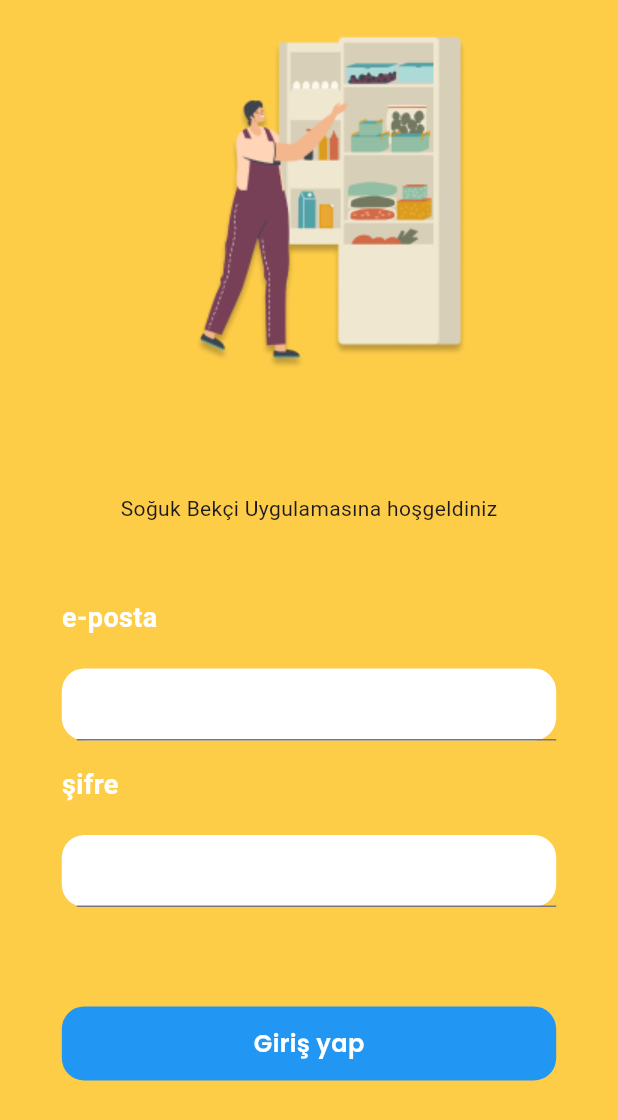
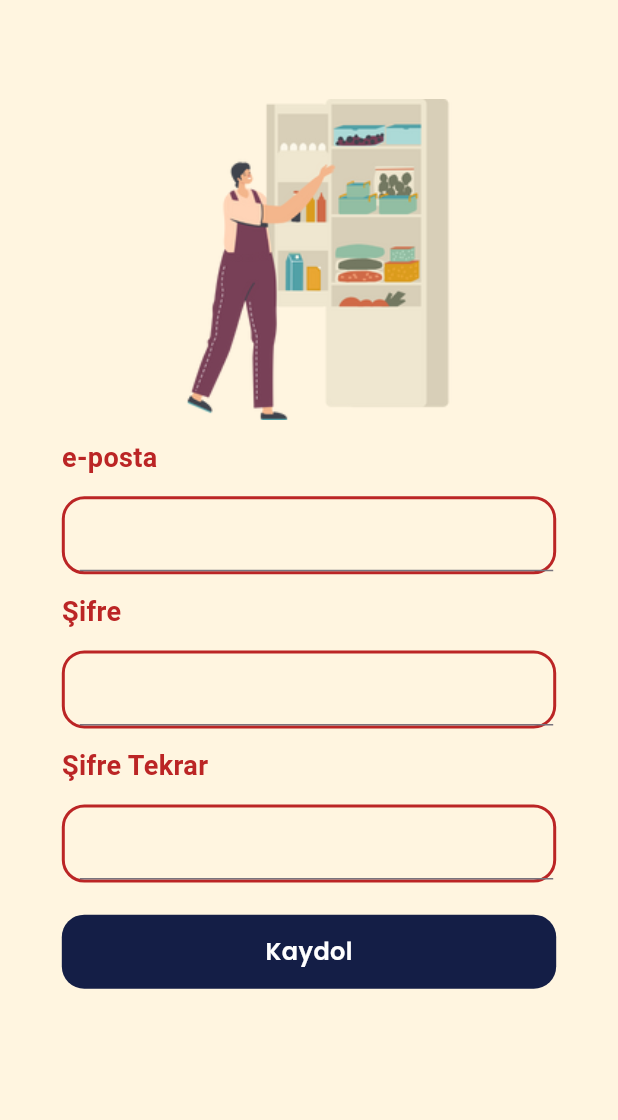
Before and after one commit to filizsenturk/fridge, a Flutter app: the screen it shows after launch, on a phone screen of 412 x 824 dp. Shown: the top 1120 px of the screen. Run offline on Flutter 3.47's test engine with Material 3 defaults, Android fonts, the phone set to English and light mode, and no system bars; our stand-ins replace google_fonts, sizer.

Commit message:
sign up screen added

```diff
--- a/lib/main.dart
+++ b/lib/main.dart
@@ -1,6 +1,7 @@
 import 'package:flutter/material.dart';
 import 'package:sizer/sizer.dart';
 import 'package:untitled7/screens/registration_screens/sign_in_screen/sign_in_screen.dart';
+import 'package:untitled7/screens/registration_screens/sign_up_screen/sign_up_screen.dart';
 
 void main() {
   runApp(const MyApp());
@@ -15,7 +16,7 @@ class MyApp extends StatelessWidget {
         builder: (context, orientation, screenType) {
         return MaterialApp(
           title: 'Flutter Demo',
-          home:SignInScreen()
+          home:SignUpScreen()
         );
       }
     );
--- /dev/null
+++ b/lib/screens/home_screen/home_screen.dart
@@ -0,0 +1,21 @@
+import 'package:flutter/material.dart';
+import 'package:sizer/sizer.dart';
+import 'package:untitled7/utils/app_colors.dart';
+
+class HomeScreen extends StatelessWidget {
+  const HomeScreen({super.key});
+
+  @override
+  Widget build(BuildContext context) {
+    return Scaffold(
+      backgroundColor: AppColors.backgroundColor,
+      body: Container(
+        width: 100.w,
+        height: 100.w,
+        child: Center(
+          child: Text("Home Screen"),
+        ),
+      ),
+    );
+  }
+}
--- a/lib/screens/registration_screens/sign_in_screen/sign_in_btn.dart
+++ b/lib/screens/registration_screens/sign_in_screen/sign_in_btn.dart
@@ -1,4 +1,5 @@
 import 'package:flutter/material.dart';
+import 'package:untitled7/screens/home_screen/home_screen.dart';
 import 'package:untitled7/widgets/custom_button.dart';
 import 'package:untitled7/widgets/custom_text.dart';
 
@@ -10,12 +11,13 @@ class SignInBtn extends StatefulWidget {
 }
 
 class _SignInBtnState extends State<SignInBtn> {
+  onSignInClicked(){
+    print("Sign In butonuna basıldı");
+    Navigator.push(context, MaterialPageRoute(builder: (context)=>HomeScreen()));
+  }
 
   @override
   Widget build(BuildContext context) {
-    Size size = MediaQuery.of(context).size;
-    double width = size.width;
-    double height = size.height;
-    return CustomButton(title: 'Giriş yap',);
+    return CustomButton(title: 'Giriş yap',onTap: onSignInClicked,);
   }
 }
--- a/lib/screens/registration_screens/sign_in_screen/sign_in_screen.dart
+++ b/lib/screens/registration_screens/sign_in_screen/sign_in_screen.dart
@@ -2,6 +2,7 @@ import 'package:flutter/material.dart';
 import 'package:untitled7/screens/registration_screens/sign_in_screen/sign_in_btn.dart';
 import 'package:untitled7/screens/registration_screens/sign_in_screen/sign_in_field.dart';
 import 'package:untitled7/screens/registration_screens/sign_in_screen/starter_text.dart';
+import 'package:untitled7/utils/app_colors.dart';
 
 class SignInScreen extends StatefulWidget {
    SignInScreen({super.key});
@@ -11,15 +12,12 @@ class SignInScreen extends StatefulWidget {
 }
 
 class _SignInScreenState extends State<SignInScreen> {
-  Color backgroundColor =  Color.fromRGBO(254, 205, 72, 100);
+
 
   @override
   Widget build(BuildContext context) {
-    Size screenSize = MediaQuery.of(context).size;
-    double width = screenSize.width;
-    double height = screenSize.height;
     return  Scaffold(
-      backgroundColor: backgroundColor,
+      backgroundColor: AppColors.backgroundColor,
       body: Container(
         child: Column(
           children: [
--- /dev/null
+++ b/lib/screens/registration_screens/sign_up_screen/sign_up_btn.dart
@@ -0,0 +1,21 @@
+import 'package:flutter/material.dart';
+import 'package:untitled7/screens/home_screen/home_screen.dart';
+import 'package:untitled7/widgets/custom_button.dart';
+
+class SignUpBtn extends StatefulWidget {
+  const SignUpBtn({super.key});
+
+  @override
+  State<SignUpBtn> createState() => _SignUpBtnState();
+}
+
+class _SignUpBtnState extends State<SignUpBtn> {
+  onSignUpClicked(){
+    print("Kaydol butonu tıklandı");
+    Navigator.push(context, MaterialPageRoute(builder: (context)=>HomeScreen()));
+  }
+  @override
+  Widget build(BuildContext context) {
+    return CustomButton(title: "Kaydol", onTap: onSignUpClicked);
+  }
+}
--- /dev/null
+++ b/lib/screens/registration_screens/sign_up_screen/sign_up_fields.dart
@@ -0,0 +1,38 @@
+import 'package:flutter/material.dart';
+import 'package:sizer/sizer.dart';
+import 'package:untitled7/widgets/custom_text.dart';
+import 'package:untitled7/widgets/custom_text_form_field.dart';
+
+class SignUpFields extends StatefulWidget {
+  const SignUpFields({super.key});
+
+  @override
+  State<SignUpFields> createState() => _SignUpFieldsState();
+}
+
+class _SignUpFieldsState extends State<SignUpFields> {
+  TextEditingController emailController = TextEditingController();
+  TextEditingController passwordController = TextEditingController();
+  TextEditingController passwordAgainControlller = TextEditingController();
+  @override
+  Widget build(BuildContext context) {
+    return Container(
+      width: 100.w,
+      height: 40.h,
+      margin: EdgeInsets.only(left: 10.w,right: 10.w),
+      child: Column(
+       // mainAxisAlignment: ,
+        crossAxisAlignment:CrossAxisAlignment.start ,
+        children: [
+          CustomText(text: "e-posta"),
+          CustomTextFormField(controller: emailController),
+          CustomText(text: "Şifre"),
+          CustomTextFormField(controller: passwordController),
+          CustomText(text: "Şifre Tekrar"),
+          CustomTextFormField(controller: passwordAgainControlller)
+        ],
+      ),
+
+    );
+  }
+}
--- /dev/null
+++ b/lib/screens/registration_screens/sign_up_screen/sign_up_screen.dart
@@ -0,0 +1,34 @@
+import 'package:flutter/material.dart';
+import 'package:sizer/sizer.dart';
+import 'package:untitled7/screens/registration_screens/sign_up_screen/sign_up_btn.dart';
+import 'package:untitled7/screens/registration_screens/sign_up_screen/sign_up_fields.dart';
+import 'package:untitled7/utils/app_colors.dart';
+
+class SignUpScreen extends StatelessWidget {
+  const SignUpScreen({super.key});
+
+  @override
+  Widget build(BuildContext context) {
+    return Scaffold(
+      backgroundColor: AppColors.backgroundColor,
+      body: Container(
+        width: 100.w,
+        child: Column(
+          children: [
+            buildImage(),
+            SignUpFields(),
+            SignUpBtn(),
+           // SignInText(),
+          ],
+        ),
+      ),
+    );
+  }
+
+  Padding buildImage() {
+    return Padding(
+      padding:  EdgeInsets.only(top:8.h),
+      child: Image.asset("assets/fridge2.png",width: 52.w,),
+    );
+  }
+}
--- a/lib/utils/app_colors.dart
+++ b/lib/utils/app_colors.dart
@@ -1,4 +1,11 @@
+
+import 'package:untitled7/utils/hexcolors.dart';
 
 class AppColors{
-
+  static final backgroundColor = HexColor("#fff5e0");
+  static final customBtnColor=HexColor('#141e46');
+  static final darkRed= HexColor('#bb2525');
+  static final lightRed= HexColor('#ff6969');
+  static final customTextColor = HexColor('#bb2525');
+  static final customButtonTextColor = HexColor('#ffffff');
 }
--- /dev/null
+++ b/lib/utils/hexcolors.dart
@@ -0,0 +1,13 @@
+import 'package:flutter/material.dart';
+
+class HexColor extends Color {
+  HexColor(final String hexColor) : super(_getColorFromHex(hexColor));
+
+  static int _getColorFromHex(String hexColor) {
+    hexColor = hexColor.toUpperCase().replaceAll('#', '');
+    if (hexColor.length == 6) {
+      hexColor = 'FF' + hexColor;
+    }
+    return int.parse(hexColor, radix: 16);
+  }
+}
--- a/lib/widgets/custom_button.dart
+++ b/lib/widgets/custom_button.dart
@@ -2,36 +2,34 @@ import 'package:flutter/cupertino.dart';
 import 'package:flutter/material.dart';
 import 'package:google_fonts/google_fonts.dart';
 import 'package:sizer/sizer.dart';
+import 'package:untitled7/utils/app_colors.dart';
 
 class CustomButton extends StatefulWidget {
   String title;
-  CustomButton({super.key,required this.title});
-
+  VoidCallback onTap;
+  CustomButton({super.key,required this.title,required this.onTap});
   @override
   State<CustomButton> createState() => _CustomButtonState();
 }
 
 class _CustomButtonState extends State<CustomButton> {
-
   @override
   Widget build(BuildContext context) {
     return GestureDetector(
-      onTap: (){
-         print("Giriş yapıldı");
-      },
+      onTap: widget.onTap,
       child:Container(
         alignment: Alignment.center,
         margin: EdgeInsets.only(left: 10.w,right: 10.w),
         width: 100.w,
         height: 6.h,
         decoration: BoxDecoration(
-          color: Colors.blue,
+          color: AppColors.customBtnColor,
           borderRadius: BorderRadius.circular(15),
         ),
         child: Text(
           widget.title,
           style: GoogleFonts.poppins(
-              color: Colors.white,
+              color: AppColors.customButtonTextColor,
               fontSize: 16,
               fontWeight: FontWeight.w600),
         ),
--- a/lib/widgets/custom_text.dart
+++ b/lib/widgets/custom_text.dart
@@ -1,18 +1,18 @@
 import 'package:flutter/material.dart';
+import 'package:sizer/sizer.dart';
+import 'package:untitled7/utils/app_colors.dart';
 
 class CustomText extends StatelessWidget {
   String text;
   CustomText({super.key,required this.text});
-
   @override
   Widget build(BuildContext context) {
-    Size size = MediaQuery.of(context).size;
     return Container(
-      margin: EdgeInsets.only(bottom: size.height/40),
+      margin: EdgeInsets.only(bottom: 1.5.h,top: 1.5.h),
       child: Text(
         text,
         style: TextStyle(
-          color: Colors.white,
+          color: AppColors.customTextColor,
           fontSize: 18,
           fontWeight: FontWeight.w600
         ),
--- a/lib/widgets/custom_text_form_field.dart
+++ b/lib/widgets/custom_text_form_field.dart
@@ -1,4 +1,5 @@
 import 'package:flutter/material.dart';
+import 'package:untitled7/utils/app_colors.dart';
 
 class CustomTextFormField extends StatefulWidget {
   //Her bir textform field alanına yazılan metin ayrı ayrı kullanılacağı için ayrı ayrı controllerlara ihtiyacım var bunu da parametre ile gönderiyorum
@@ -15,8 +16,7 @@ class _CustomTextFormFieldState extends State<CustomTextFormField> {
     return Container(
       padding: EdgeInsets.only(left: 10,),
       decoration: BoxDecoration(
-        //container içini boyar
-        color: Colors.white,
+        border: Border.all(color: AppColors.darkRed,width: 2),
         //container ın köşelerini yuvarlar
         borderRadius: BorderRadius.circular(15)
       ),
@@ -29,7 +29,6 @@ class _CustomTextFormFieldState extends State<CustomTextFormField> {
         onEditingComplete: (){
           print("yazma işlemi tamamlandı");
         },
-
       ),
     );
   }
```
Also changed, not shown: assets/fridge2.png (added), 1 other file.
